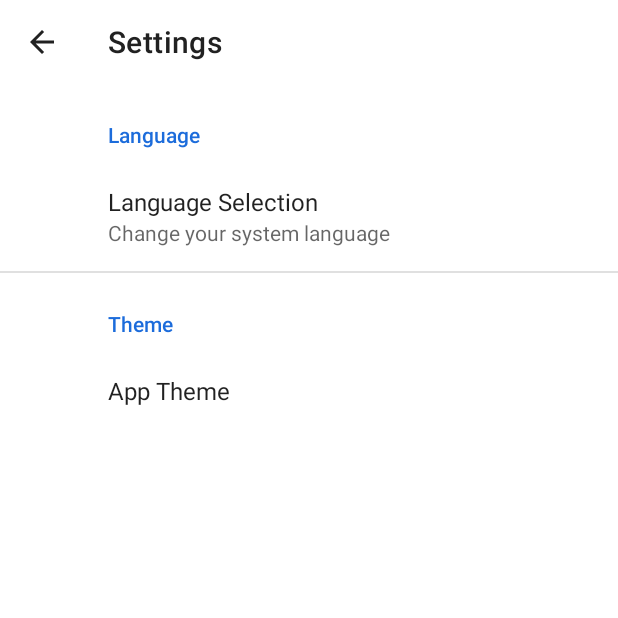
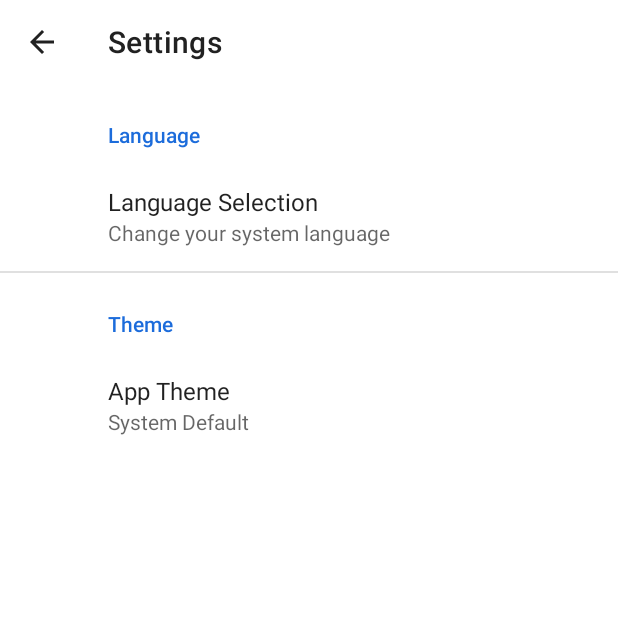
Before and after one commit to djtyranix/Dicoding-MovieMax-Clean-MADE, an Android app: the SettingsFragment screen opened directly, with no data from a screen before it, on a phone screen of 412 x 824 dp, the top half of it. Run offline under Robolectric (Android 15) with nearby library versions, the phone set to English and light mode, and no system bars; our stand-ins replace androidx.preference; 1 statement that could not run was skipped.

Commit message:
Change dark mode default value

```diff
--- a/app/src/main/res/xml/root_preferences.xml
+++ b/app/src/main/res/xml/root_preferences.xml
@@ -14,6 +14,7 @@
             app:entryValues="@array/theme_list_values"
             app:key="mode_switch"
             app:summary="%s"
+            app:defaultValue="system"
             app:title="@string/mode_switch" />
     </PreferenceCategory>
 </PreferenceScreen>
```
